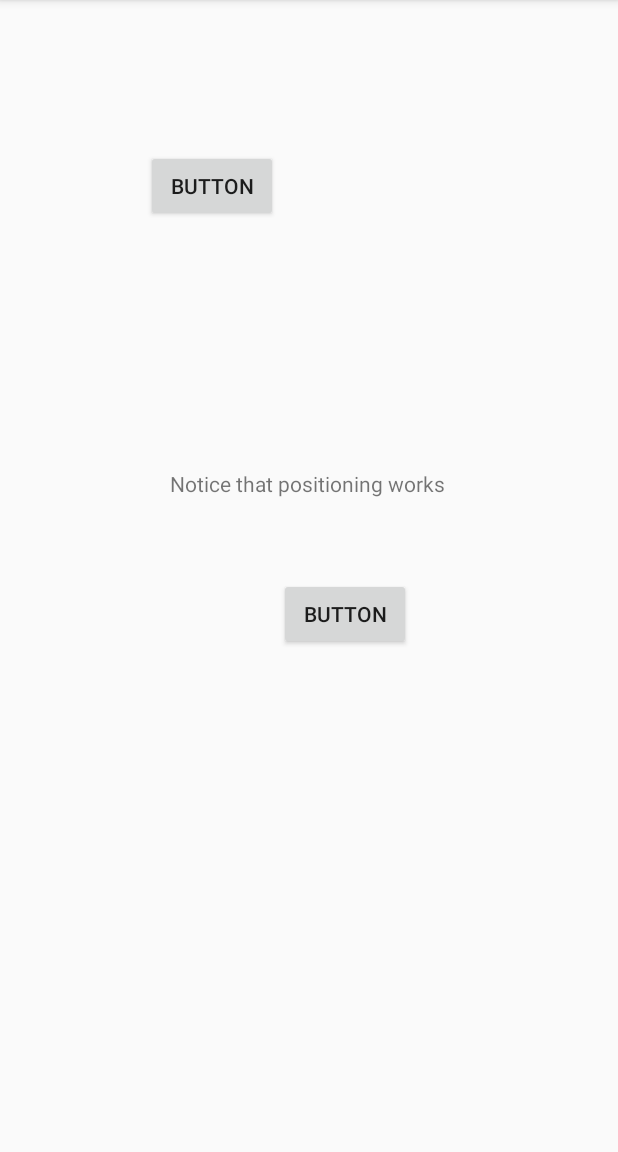
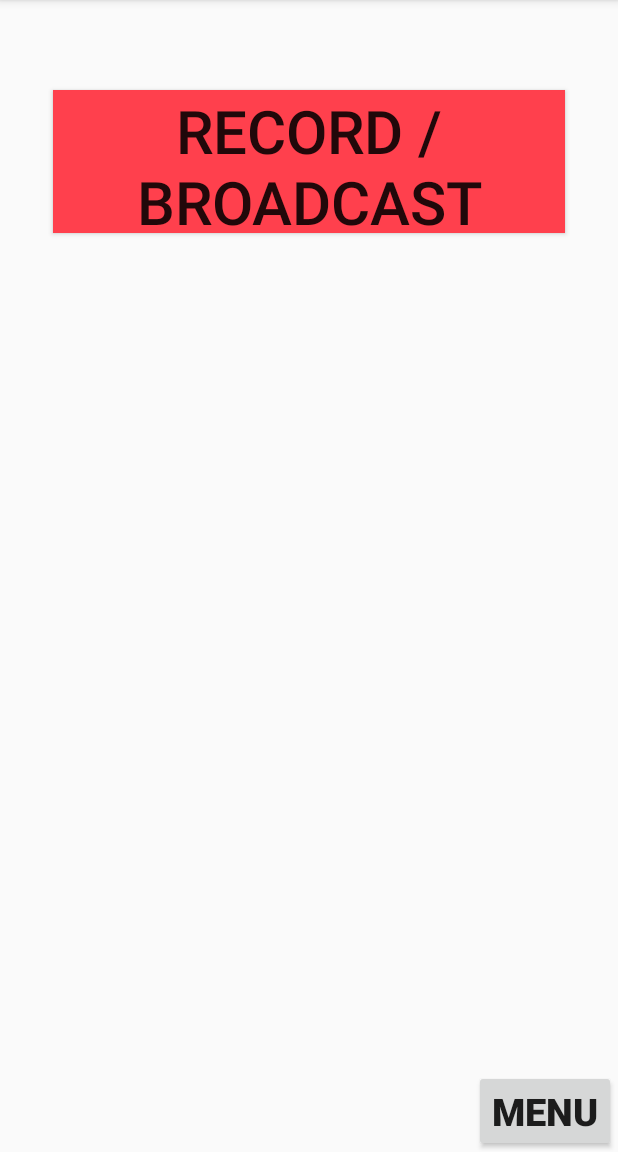
Before and after one commit to obiejuan/Public_Defender, an Android app: the screen it shows after launch (MainActivity), on a phone screen of 412 x 824 dp, the part 84-1236 px from its top. Run offline under Robolectric (Android 15) with nearby library versions, the phone set to English and light mode, and no system bars.

```diff
--- a/frontend/mobile/public_defender/app/build.gradle
+++ b/frontend/mobile/public_defender/app/build.gradle
@@ -26,6 +26,6 @@ dependencies {
     })
     compile 'com.android.support:appcompat-v7:24.2.1'
     compile 'com.android.support.constraint:constraint-layout:1.0.2'
+    compile 'com.android.support:design:25.3.1'
     testCompile 'junit:junit:4.12'
-    compile 'com.android.support:design:25.3.1'
 }
--- a/frontend/mobile/public_defender/app/src/main/AndroidManifest.xml
+++ b/frontend/mobile/public_defender/app/src/main/AndroidManifest.xml
@@ -15,6 +15,7 @@
                 <category android:name="android.intent.category.LAUNCHER" />
             </intent-filter>
         </activity>
+        <activity android:name=".Settings"></activity>
     </application>
 
 </manifest>
--- a/frontend/mobile/public_defender/app/src/main/java/com/cmps115/public_defender/MainActivity.java
+++ b/frontend/mobile/public_defender/app/src/main/java/com/cmps115/public_defender/MainActivity.java
@@ -1,7 +1,13 @@
 package com.cmps115.public_defender;
 
+import android.content.Intent;
 import android.support.v7.app.AppCompatActivity;
 import android.os.Bundle;
+import android.util.Log;
+import android.view.View;
+import android.widget.EditText;
+
+import static android.provider.AlarmClock.EXTRA_MESSAGE;
 
 /*
 Please note that if you want to change the draw/drop theme for this activity you need to ensure you're setting the contraints.
@@ -16,4 +22,20 @@ public class MainActivity extends AppCompatActivity {
         super.onCreate(savedInstanceState);
         setContentView(R.layout.activity_main);
     }
+
+    public void broadCast(View view) {
+        // Do something in response to button
+        Intent intent = new Intent(this, Settings.class);
+        Log.d("Record", "recording");
+        startActivity(intent);
+
+    }
+
+    public void gotoMenu(View view){
+        Intent intent = new Intent(this, Settings.class);
+        Log.d("Settings", "clicked menu");
+        startActivity(intent);
+
+    }
+
 }
--- a/frontend/mobile/public_defender/app/src/main/res/layout/activity_main.xml
+++ b/frontend/mobile/public_defender/app/src/main/res/layout/activity_main.xml
@@ -5,45 +5,60 @@
     android:layout_width="match_parent"
     android:layout_height="match_parent"
     tools:context="com.cmps115.public_defender.MainActivity"
-    tools:layout_editor_absoluteY="90dp"
+    tools:layout_editor_absoluteY="81dp"
     tools:layout_editor_absoluteX="0dp">
 
     <Button
         android:id="@+id/button"
-        android:layout_width="wrap_content"
-        android:layout_height="wrap_content"
-        android:layout_marginTop="100dp"
-        android:text="Button"
-        app:layout_constraintTop_toTopOf="parent"
-        android:layout_marginStart="97dp"
+        android:layout_width="0dp"
+        android:layout_height="95dp"
+        android:background="@color/colorAccent"
+        android:text="Record / Broadcast"
+        android:textSize="40sp"
+        android:onClick="broadCast"
+        tools:layout_constraintTop_creator="1"
+        tools:layout_constraintRight_creator="1"
+        android:layout_marginStart="35dp"
+        android:layout_marginEnd="35dp"
+        app:layout_constraintRight_toRightOf="parent"
+        android:layout_marginTop="60dp"
         tools:layout_constraintLeft_creator="1"
         app:layout_constraintLeft_toLeftOf="parent"
-        android:layout_marginLeft="97dp" />
+        app:layout_constraintTop_toTopOf="parent"
+        android:layout_marginLeft="35dp"
+        android:layout_marginRight="35dp" />
 
     <Button
         android:id="@+id/button2"
         android:layout_width="wrap_content"
         android:layout_height="wrap_content"
-        android:text="Button"
-        app:layout_constraintBottom_toBottomOf="parent"
-        app:layout_constraintTop_toTopOf="parent"
-        tools:layout_constraintTop_creator="1"
+        android:layout_marginEnd="1dp"
+        android:text="Menu"
+        android:textStyle="bold"
+        android:textSize="25sp"
+        android:onClick="gotoMenu"
         tools:layout_constraintRight_creator="1"
         tools:layout_constraintBottom_creator="1"
-        android:layout_marginEnd="138dp"
+        app:layout_constraintBottom_toBottomOf="parent"
         app:layout_constraintRight_toRightOf="parent"
-        android:layout_marginRight="138dp"
-        app:layout_constraintVertical_bias="0.535" />
+        android:layout_marginRight="1dp" />
 
-    <TextView
-        android:id="@+id/textView"
+    <android.support.constraint.Guideline
         android:layout_width="wrap_content"
         android:layout_height="wrap_content"
-        android:layout_marginBottom="53dp"
-        android:text="Notice that positioning works"
-        app:layout_constraintBottom_toTopOf="@+id/button2"
-        app:layout_constraintHorizontal_bias="0.497"
-        app:layout_constraintLeft_toLeftOf="parent"
-        app:layout_constraintRight_toRightOf="parent"
-        tools:layout_constraintBottom_creator="1" />
+        android:id="@+id/guideline"
+        app:layout_constraintGuide_begin="20dp"
+        android:orientation="vertical"
+        tools:layout_editor_absoluteY="0dp"
+        tools:layout_editor_absoluteX="20dp" />
+
+    <android.support.constraint.Guideline
+        android:layout_width="wrap_content"
+        android:layout_height="wrap_content"
+        android:id="@+id/guideline2"
+        app:layout_constraintGuide_begin="20dp"
+        android:orientation="horizontal"
+        tools:layout_editor_absoluteY="20dp"
+        tools:layout_editor_absoluteX="0dp" />
+
 </android.support.constraint.ConstraintLayout>
--- a/frontend/mobile/public_defender/app/src/main/res/values/colors.xml
+++ b/frontend/mobile/public_defender/app/src/main/res/values/colors.xml
@@ -2,5 +2,5 @@
 <resources>
     <color name="colorPrimary">#3F51B5</color>
     <color name="colorPrimaryDark">#303F9F</color>
-    <color name="colorAccent">#FF4081</color>
+    <color name="colorAccent">#ff404d</color>
 </resources>
```
